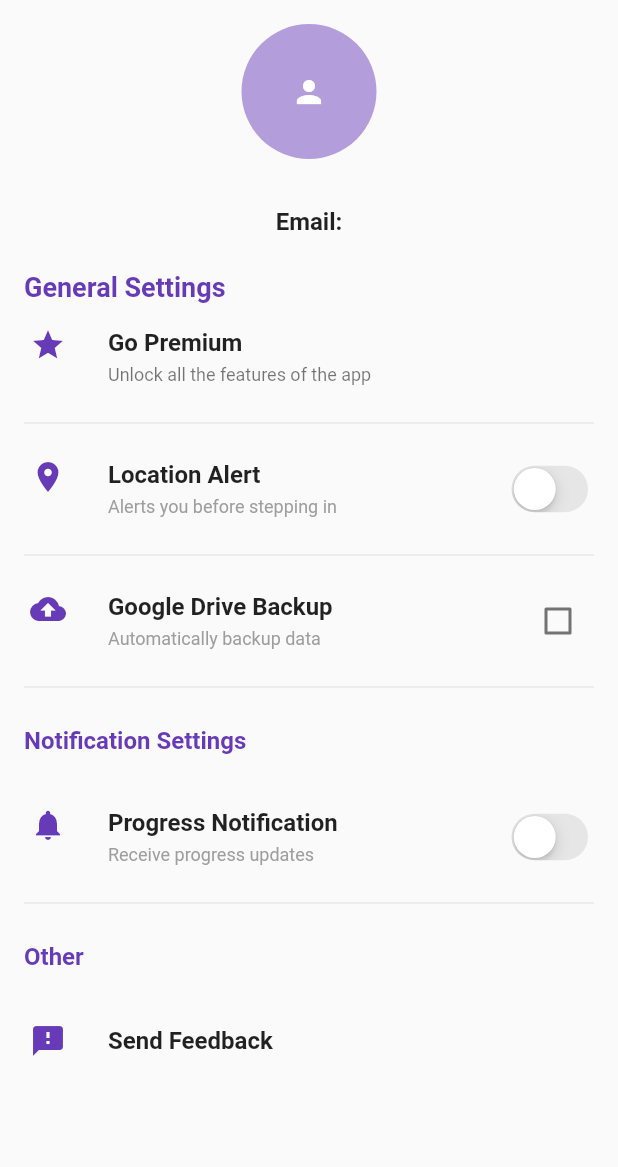
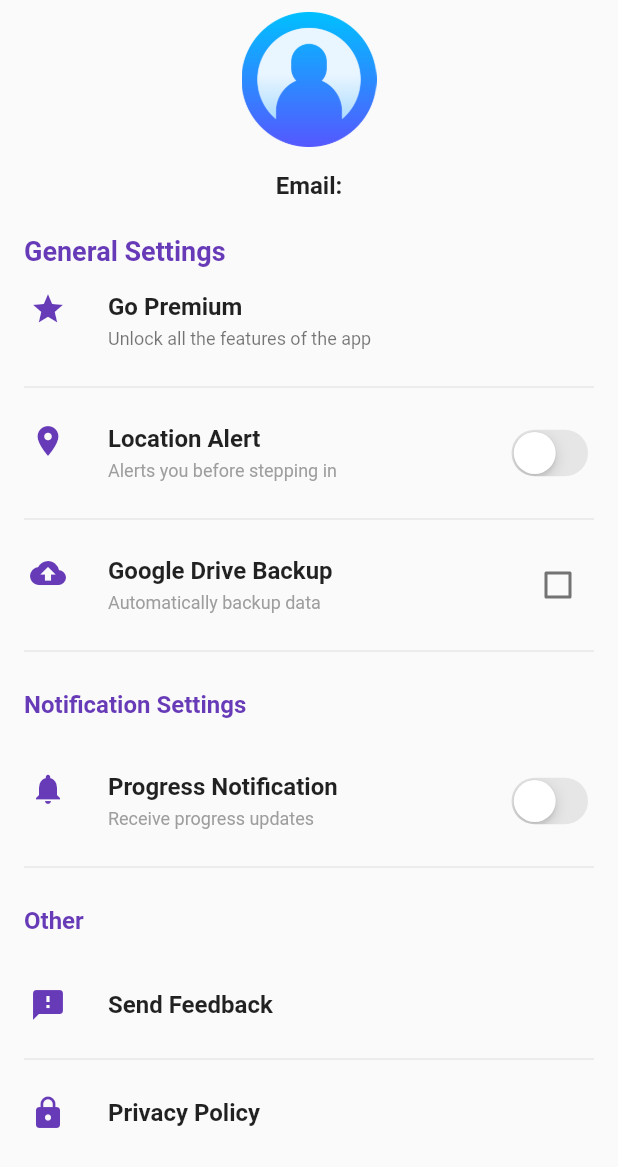
Before and after one commit to noeljabraham/QuitM8, a Flutter app: the Profile screen opened directly, after a tap on "Send Feedback", on a phone screen of 412 x 824 dp. Shown: the top 1167 px of the screen. Run offline on Flutter 3.47's test engine with Material 2 defaults, Android fonts, the phone set to English and light mode, and no system bars; our stand-ins replace date_time_picker, firebase_auth, firebase_core, flutter_local_notifications, geolocator, shared_preferences and 1 more; accounts and stored records are empty.

Commit message:
after completing profile

```diff
--- a/lib/pages/profile.dart
+++ b/lib/pages/profile.dart
@@ -3,6 +3,7 @@ import 'package:flutter/material.dart';
 import 'package:firebase_auth/firebase_auth.dart';
 import 'package:shared_preferences/shared_preferences.dart';
 import 'package:quitm8/providers/notification_manager.dart';
+import 'package:url_launcher/url_launcher.dart';
 
 class Profile extends StatefulWidget {
   @override
@@ -155,17 +156,17 @@ class _ProfileState extends State<Profile> {
           crossAxisAlignment: CrossAxisAlignment.stretch,
           children: [
             Container(
-              padding: EdgeInsets.all(16),
+              padding: EdgeInsets.symmetric(vertical: 8),
               child: CircleAvatar(
                 radius: 45,
-                backgroundColor: Colors.deepPurple[200],
-                child: Icon(
-                  Icons.person,
-                  color: Colors.white,
+                backgroundColor: Colors.white,
+                child: Image.asset(
+                  'images/24.png', // Replace with the path to your profile image
+                  fit: BoxFit.cover,
                 ),
               ),
             ),
-            SizedBox(height: 16),
+            SizedBox(height: 8),
             Text(
               'Email: ${user?.email ?? 'Unknown'}',
               textAlign: TextAlign.center,
@@ -360,8 +361,49 @@ class _ProfileState extends State<Profile> {
                   fontWeight: FontWeight.bold,
                 ),
               ),
-              onTap: () {
-                // Add functionality to handle sending feedback
+              onTap: () async {
+                final Uri _emailLaunchUri = Uri(
+                  scheme: 'mailto',
+                  path: 'noeljabraham35@gmail.com',
+                );
+
+                if (await canLaunch(_emailLaunchUri.toString())) {
+                  await launch(_emailLaunchUri.toString());
+                } else {
+                  throw 'Could not launch email';
+                }
+              },
+            ),
+            Divider(
+              color: Colors.grey.withOpacity(0.2),
+              thickness: 1,
+              indent: 16,
+              endIndent: 16,
+            ),
+            ListTile(
+              leading: Container(
+                padding: EdgeInsets.only(left: 4),
+                child: Icon(
+                  Icons.lock,
+                  color: Colors.deepPurple,
+                ),
+              ),
+              title: Text(
+                'Privacy Policy',
+                style: TextStyle(
+                  fontSize: 16,
+                  fontWeight: FontWeight.bold,
+                ),
+              ),
+              onTap: () async {
+                final String url =
+                    'https://nteknj.blogspot.com/2023/06/policy-for-addiction-relief-app.html'; // Replace with your actual privacy policy URL
+
+                if (await canLaunch(url)) {
+                  await launch(url);
+                } else {
+                  throw 'Could not launch privacy policy';
+                }
               },
             ),
           ],
--- a/pubspec.yaml
+++ b/pubspec.yaml
@@ -45,6 +45,7 @@ dependencies:
   flutter_local_notifications: ^14.1.1
   provider: ^6.0.5
   flutter_background_service: ^2.4.6
+  url_launcher: ^6.1.11
 
 dev_dependencies:
   flutter_test:
@@ -71,6 +72,8 @@ flutter:
   # To add assets to your application, add an assets section, like this
   assets:
     - images/chat.png
+    - images/preview.png
+    - images/24.png
 
   # An image asset can refer to one or more resolution-specific "variants", see
   # https://flutter.dev/assets-and-images/#resolution-aware
```
Also changed, not shown: images/23.jpg (added), images/24.png (added), images/33.jpg (added), images/preview.png (added), pubspec.lock.
